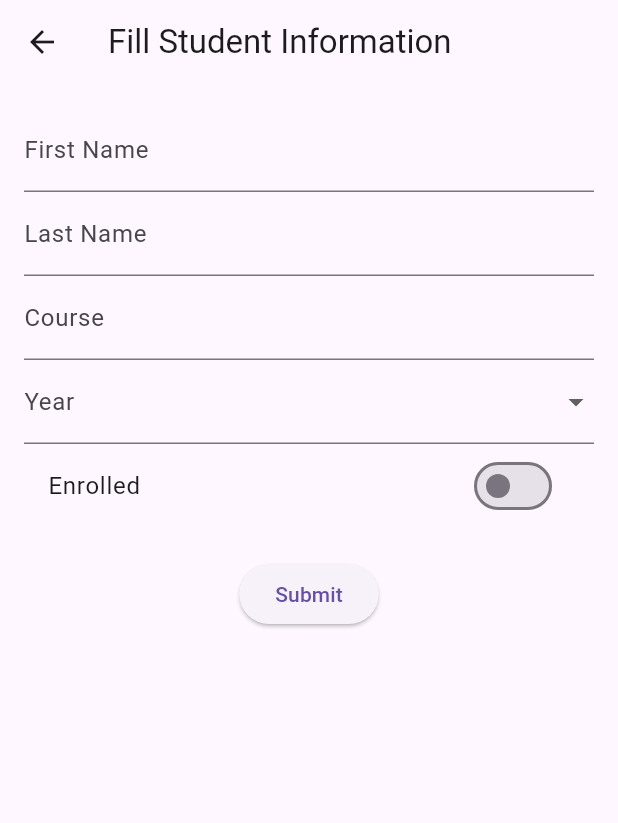
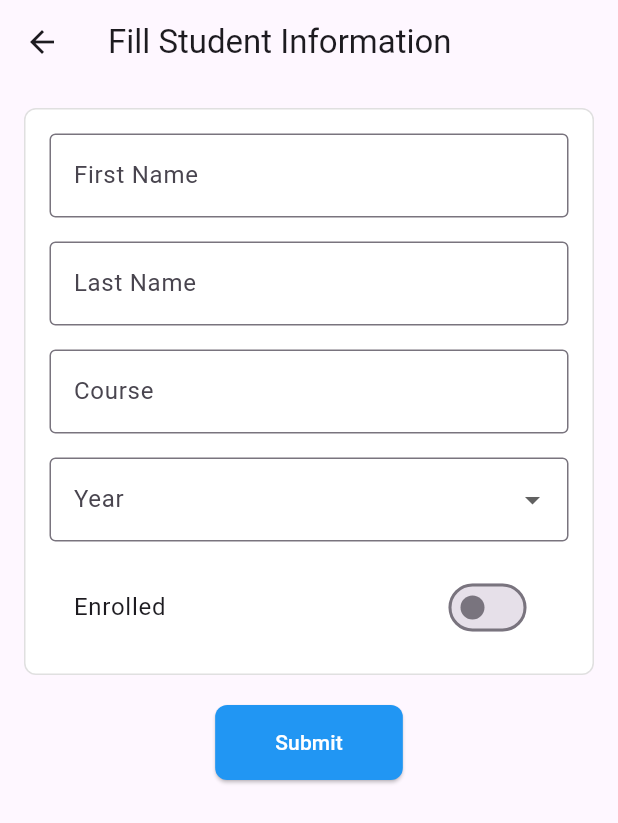
Before and after one commit to jhonrneilebuan/student_management_app, a Flutter app: the StudentFormScreen screen opened by its route, on a phone screen of 412 x 824 dp. Shown: the top 823 px of the screen. Run offline on Flutter 3.47's test engine with Material 3 defaults, Android fonts, the light colour scheme and no system bars; network calls fail.

```diff
--- a/lib/screens/student_form.dart
+++ b/lib/screens/student_form.dart
@@ -29,15 +29,36 @@ class _StudentFormScreenState extends State<StudentFormScreen> {
         enrolled: enrolled,
       );
 
+      try {
         await apiService.createStudent(newStudent);
+        if (mounted) { // Check if widget is still mounted
           Navigator.pushReplacementNamed(context, '/studentList');
+        }
+      } catch (e) {
+        // Handle error if needed
+        print('Failed to create student: $e');
+        if (mounted) {
+          ScaffoldMessenger.of(context).showSnackBar(
+            SnackBar(content: Text('Failed to create student')),
+          );
+        }
+      }
     }
   }
 
   @override
+  void dispose() {
+    // Clean up any resources if necessary
+    super.dispose();
+  }
+
+  @override
   Widget build(BuildContext context) {
-    return Scaffold(resizeToAvoidBottomInset: true,
-      appBar: AppBar(title: Text('Fill Student Information')),
+    return Scaffold(
+      resizeToAvoidBottomInset: true,
+      appBar: AppBar(
+        title: const Text('Fill Student Information'),
+      ),
       body: SingleChildScrollView(
         child: Padding(
           padding: const EdgeInsets.all(16.0),
@@ -45,8 +66,25 @@ class _StudentFormScreenState extends State<StudentFormScreen> {
             key: _formKey,
             child: Column(
               children: [
+                Container(
+                  width: double.infinity,
+                  decoration: BoxDecoration(
+                    color: Colors.white,
+                    border: Border.all(
+                      width: 1,
+                      color: Colors.grey.shade300,
+                    ),
+                    borderRadius: BorderRadius.circular(8),
+                  ),
+                  padding: const EdgeInsets.all(16.0),
+                  child: Column(
+                    crossAxisAlignment: CrossAxisAlignment.start,
+                    children: [
                       TextFormField(
-                  decoration: const InputDecoration(labelText: 'First Name'),
+                        decoration: const InputDecoration(
+                          labelText: 'First Name',
+                          border: OutlineInputBorder(),
+                        ),
                         validator: (value) {
                           if (value == null || value.isEmpty) {
                             return 'Please enter the first name';
@@ -55,8 +93,12 @@ class _StudentFormScreenState extends State<StudentFormScreen> {
                         },
                         onSaved: (value) => firstName = value!,
                       ),
+                      const SizedBox(height: 16),
                       TextFormField(
-                  decoration: const InputDecoration(labelText: 'Last Name'),
+                        decoration: const InputDecoration(
+                          labelText: 'Last Name',
+                          border: OutlineInputBorder(),
+                        ),
                         validator: (value) {
                           if (value == null || value.isEmpty) {
                             return 'Please enter the last name';
@@ -65,8 +107,12 @@ class _StudentFormScreenState extends State<StudentFormScreen> {
                         },
                         onSaved: (value) => lastName = value!,
                       ),
+                      const SizedBox(height: 16),
                       TextFormField(
-                  decoration: const InputDecoration(labelText: 'Course'),
+                        decoration: const InputDecoration(
+                          labelText: 'Course',
+                          border: OutlineInputBorder(),
+                        ),
                         validator: (value) {
                           if (value == null || value.isEmpty) {
                             return 'Please enter the course';
@@ -75,8 +121,12 @@ class _StudentFormScreenState extends State<StudentFormScreen> {
                         },
                         onSaved: (value) => course = value!,
                       ),
+                      const SizedBox(height: 16),
                       DropdownButtonFormField<String>(
-                  decoration: const InputDecoration(labelText: 'Year'),
+                        decoration: const InputDecoration(
+                          labelText: 'Year',
+                          border: OutlineInputBorder(),
+                        ),
                         value: year,
                         items: ['First Year', 'Second Year', 'Third Year', 'Fourth Year', 'Fifth Year']
                             .map((year) => DropdownMenuItem(
@@ -87,15 +137,26 @@ class _StudentFormScreenState extends State<StudentFormScreen> {
                         onChanged: (value) => setState(() => year = value),
                         validator: (value) => value == null ? 'Please select a year' : null,
                       ),
+                      const SizedBox(height: 16),
                       SwitchListTile(
-                  title: Text('Enrolled'),
+                        title: const Text('Enrolled'),
                         value: enrolled,
                         onChanged: (value) => setState(() => enrolled = value),
                       ),
-                SizedBox(height: 20),
+                    ],
+                  ),
+                ),
+                const SizedBox(height: 20),
                 ElevatedButton(
                   onPressed: _submitForm,
-                  child: Text('Submit'),
+                  style: ElevatedButton.styleFrom(
+                    foregroundColor: Colors.white, backgroundColor: Colors.blue, // Text color
+                    padding: const EdgeInsets.symmetric(horizontal: 40, vertical: 15),
+                    shape: RoundedRectangleBorder(
+                      borderRadius: BorderRadius.circular(8),
+                    ),
+                  ),
+                  child: const Text('Submit'),
                 ),
               ],
             ),
```
Also changed, not shown: lib/screens/student_detail_screen.dart (+75 -46 lines), lib/screens/student_viewform.dart (+76 -16 lines). Lines whose indentation alone changed are shown as unchanged.
